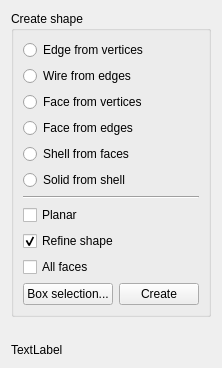
This is src/Mod/Part/Gui/TaskShapeBuilder.ui in southseact-3d/fcd as Qt 5 draws it before an edit. The edited form follows.
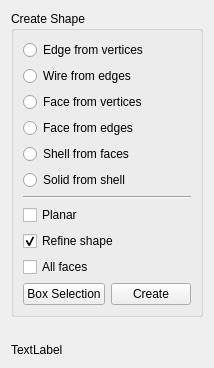
This is the edited form.

Diff of the .ui file:
```diff
--- a/src/Mod/Part/Gui/TaskShapeBuilder.ui
+++ b/src/Mod/Part/Gui/TaskShapeBuilder.ui
@@ -17,7 +17,7 @@
    <item row="0" column="0" colspan="2">
     <widget class="QGroupBox" name="groupBox">
      <property name="title">
-      <string>Create shape</string>
+      <string>Create Shape</string>
      </property>
      <layout class="QGridLayout" name="gridLayout">
       <item row="0" column="0">
@@ -98,7 +98,8 @@
         <item>
          <widget class="QPushButton" name="selectButton">
           <property name="text">
-           <string>Box selection...</string>
+           <string>Box Selection</string>
+
           </property>
          </widget>
         </item>
```
Left out of the diff: 2 changed lines with no effect on the pictures.
